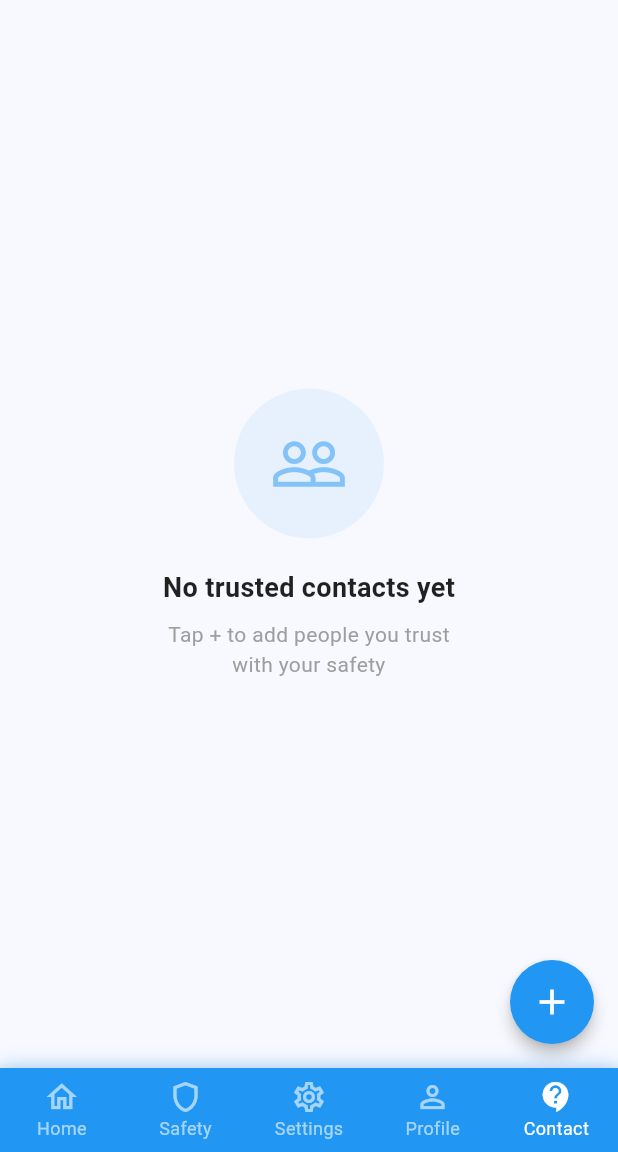
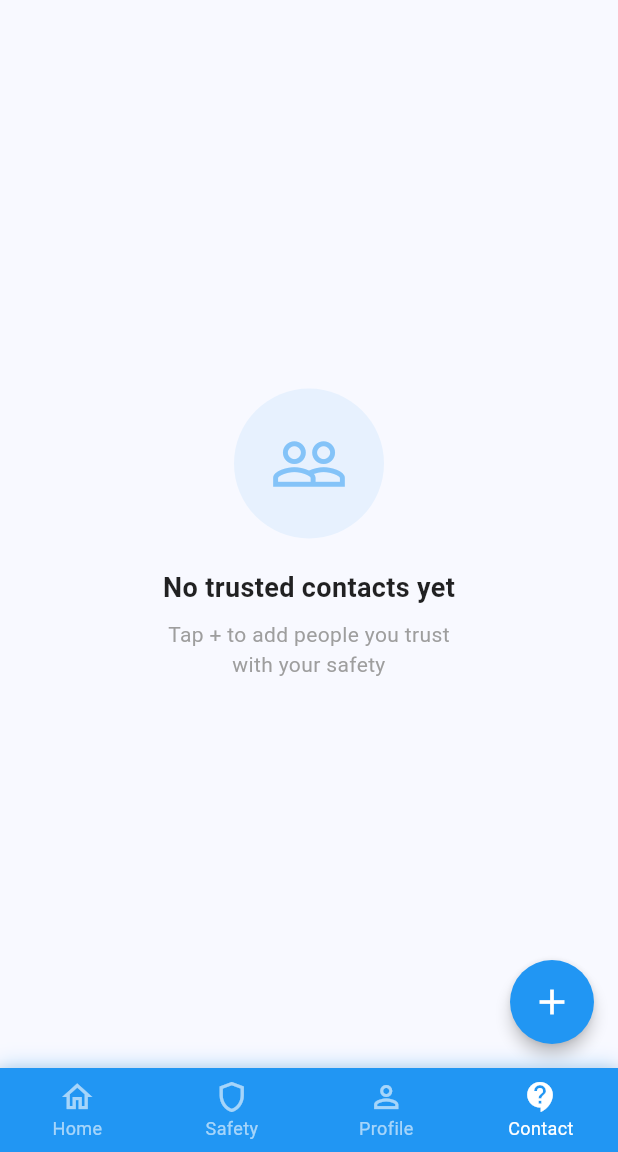
Before and after one commit to bytejutsu/safebuddy, a Flutter app: the ContactsPage screen opened by its route, on a phone screen of 412 x 824 dp, the part 84-1236 px from its top. Run offline on Flutter 3.47's test engine with Material 3 defaults, Android fonts, the phone set to English and light mode, and no system bars; our stand-ins replace geolocator, get, image_picker, supabase_flutter; accounts and stored records are empty.

Commit message:
uppdate9

```diff
--- a/lib/pages/contacts/contacts_page.dart
+++ b/lib/pages/contacts/contacts_page.dart
@@ -9,7 +9,7 @@ class ContactsPage extends StatelessWidget {
 
   static const _blue = Color(0xFF2196F3);
 
-  static final RxInt _selectedIndex = 4.obs;
+  static final RxInt _selectedIndex = 2.obs;
   static final RxSet<String> _expandedIds = <String>{}.obs;
 
   void _handleNavigation(int index) {
@@ -23,12 +23,9 @@ class ContactsPage extends StatelessWidget {
         Get.offAllNamed('/safety');
         break;
       case 2:
-        Get.offAllNamed('/settings');
+        Get.offAllNamed('/profile');
         break;
       case 3:
-        Get.offAllNamed('/profile');
-        break;
-      case 4:
         break;
     }
   }
@@ -63,7 +60,7 @@ class ContactsPage extends StatelessWidget {
         shape: const CircleBorder(),
         child: const Icon(Icons.add, color: Colors.white, size: 28),
       ),
-      bottomNavigationBar: Obx(() => Container(
+      bottomNavigationBar: Container(
             decoration: BoxDecoration(
               boxShadow: [
                 BoxShadow(
@@ -73,7 +70,7 @@ class ContactsPage extends StatelessWidget {
               ],
             ),
             child: BottomNavigationBar(
-              currentIndex: _selectedIndex.value,
+              currentIndex: 3,
               type: BottomNavigationBarType.fixed,
               backgroundColor: _blue,
               selectedItemColor: Colors.white,
@@ -90,10 +87,7 @@ class ContactsPage extends StatelessWidget {
                     icon: Icon(Icons.shield_outlined),
                     activeIcon: Icon(Icons.shield),
                     label: 'Safety'),
-                BottomNavigationBarItem(
-                    icon: Icon(Icons.settings_outlined),
-                    activeIcon: Icon(Icons.settings),
-                    label: 'Settings'),
+
                 BottomNavigationBarItem(
                     icon: Icon(Icons.person_outline),
                     activeIcon: Icon(Icons.person),
@@ -104,8 +98,7 @@ class ContactsPage extends StatelessWidget {
                     label: 'Contact'),
               ],
             ),
-          )),
-    );
+          ));
   }
 
 
--- a/lib/pages/globe_page.dart
+++ b/lib/pages/globe_page.dart
@@ -103,9 +103,8 @@ class _GlobePageState extends State<GlobePage>
     switch (index) {
       case 0: Get.offAllNamed('/home'); break;
       case 1: break;
-      case 2: Get.offAllNamed('/settings'); break;
-      case 3: Get.offAllNamed('/profile'); break;
-      case 4: Get.offAllNamed('/contacts'); break;
+      case 2: Get.offAllNamed('/profile'); break;
+      case 3: Get.offAllNamed('/contacts'); break;
     }
   }
 
@@ -512,8 +511,7 @@ class _GlobePageState extends State<GlobePage>
                     activeIcon: Icon(Icons.home), label: 'Home'),
                 BottomNavigationBarItem(icon: Icon(Icons.shield_outlined),
                     activeIcon: Icon(Icons.shield), label: 'Safety'),
-                BottomNavigationBarItem(icon: Icon(Icons.settings_outlined),
-                    activeIcon: Icon(Icons.settings), label: 'Settings'),
+
                 BottomNavigationBarItem(icon: Icon(Icons.person_outline),
                     activeIcon: Icon(Icons.person), label: 'Profile'),
                 BottomNavigationBarItem(icon: Icon(Icons.contact_support_outlined),
--- a/lib/pages/home/home_page.dart
+++ b/lib/pages/home/home_page.dart
@@ -40,13 +40,11 @@ class _HomePageState extends State<HomePage> {
       case 1:
         Get.offAllNamed('/safety');
         break;
+
       case 2:
-        Get.offAllNamed('/settings');
+        Get.offAllNamed('/profile');
         break;
       case 3:
-        Get.offAllNamed('/profile');
-        break;
-      case 4:
         Get.offAllNamed('/contacts');
         break;
     }
@@ -191,11 +189,8 @@ class _HomePageState extends State<HomePage> {
                   activeIcon: Icon(Icons.shield),
                   label: 'Safety',
                 ),
-                BottomNavigationBarItem(
-                  icon: Icon(Icons.settings_outlined),
-                  activeIcon: Icon(Icons.settings),
-                  label: 'Settings',
-                ),
+
+
                 BottomNavigationBarItem(
                   icon: Icon(Icons.person_outline),
                   activeIcon: Icon(Icons.person),
--- a/lib/pages/profile/profile_page.dart
+++ b/lib/pages/profile/profile_page.dart
@@ -21,7 +21,7 @@ class _ProfilePageState extends State<ProfilePage> {
   static const Color _indigo = Color(0xFF6360B7);
   static const Color _green = Color(0xFF4CAF50);
 
-  final RxInt _navIndex = 3.obs;
+  final RxInt _navIndex = 2.obs;
   final ImagePicker _picker = ImagePicker();
   final SupabaseClient _supabase = Supabase.instance.client;
 
@@ -357,9 +357,8 @@ class _ProfilePageState extends State<ProfilePage> {
     switch (i) {
       case 0: Get.offAllNamed('/home'); break;
       case 1: Get.offAllNamed('/safety'); break;
-      case 2: Get.offAllNamed('/settings'); break;
-      case 3: break;
-      case 4: Get.offAllNamed('/contacts'); break;
+      case 2: break;
+      case 3: Get.offAllNamed('/contacts'); break;
     }
   }
 
@@ -822,7 +821,7 @@ class _ProfilePageState extends State<ProfilePage> {
                   blurRadius: 10, offset: const Offset(0, -2))],
             ),
             child: BottomNavigationBar(
-              currentIndex: _navIndex.value,
+              currentIndex: 2,
               type: BottomNavigationBarType.fixed,
               backgroundColor: _blue,
               selectedItemColor: Colors.white,
@@ -835,8 +834,7 @@ class _ProfilePageState extends State<ProfilePage> {
                     activeIcon: Icon(Icons.home), label: 'Home'),
                 BottomNavigationBarItem(icon: Icon(Icons.shield_outlined),
                     activeIcon: Icon(Icons.shield), label: 'Safety'),
-                BottomNavigationBarItem(icon: Icon(Icons.settings_outlined),
-                    activeIcon: Icon(Icons.settings), label: 'Settings'),
+
                 BottomNavigationBarItem(icon: Icon(Icons.person_outline),
                     activeIcon: Icon(Icons.person), label: 'Profile'),
                 BottomNavigationBarItem(
--- a/lib/pages/settings/emergency_settings_page.dart
+++ b/lib/pages/settings/emergency_settings_page.dart
@@ -237,10 +237,7 @@ class _EmergencySettingsPageState extends State<EmergencySettingsPage> {
                     icon: Icon(Icons.shield_outlined),
                     activeIcon: Icon(Icons.shield),
                     label: 'Safety'),
-                BottomNavigationBarItem(
-                    icon: Icon(Icons.settings_outlined),
-                    activeIcon: Icon(Icons.settings),
-                    label: 'Settings'),
+
                 BottomNavigationBarItem(
                     icon: Icon(Icons.person_outline),
                     activeIcon: Icon(Icons.person),
```
